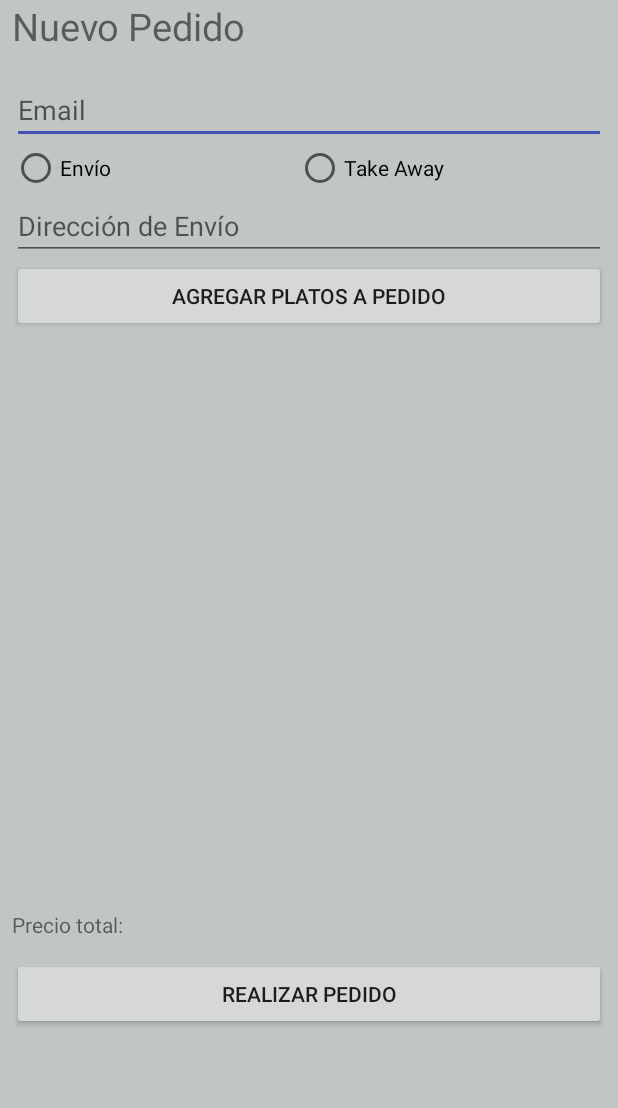
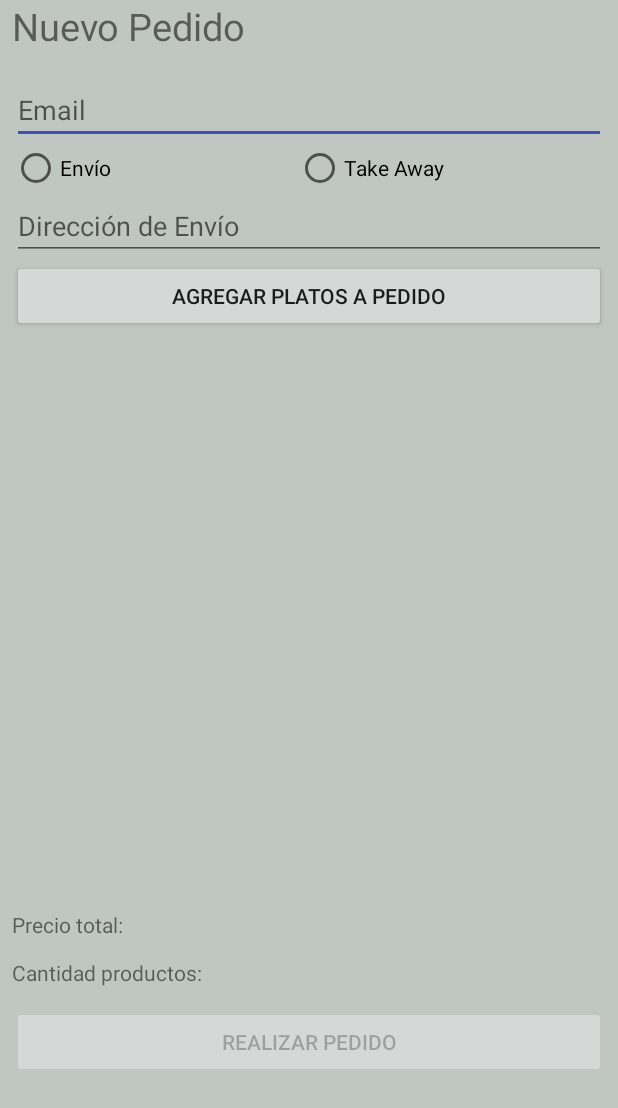
Before and after one commit to AgustinGHunzicker/App01, an Android app: the ActivityPedido screen opened directly, with no data from a screen before it, on a phone screen of 412 x 824 dp. Shown: the top 1108 px of the screen. Run offline under Robolectric (Android 15) with nearby library versions, the phone set to English and light mode, and no system bars.

Commit message:
campos validados en pedido

```diff
--- a/app/src/main/res/layout/activity_pedido.xml
+++ b/app/src/main/res/layout/activity_pedido.xml
@@ -1,5 +1,6 @@
 <?xml version="1.0" encoding="utf-8"?>
 <LinearLayout xmlns:android="http://schemas.android.com/apk/res/android"
+    xmlns:tools="http://schemas.android.com/tools"
     android:layout_width="match_parent"
     android:layout_height="match_parent"
     android:background="@color/colorPrimary"
@@ -78,8 +79,28 @@
 
         <TextView
             android:id="@+id/textTotalPrice"
+            android:layout_width="320dp"
+            android:layout_height="wrap_content" />
+    </LinearLayout>
+
+    <LinearLayout
+        android:layout_width="match_parent"
+        android:layout_height="32dp"
+        android:orientation="horizontal">
+
+        <TextView
+            android:id="@+id/labelCantidadProductos"
             android:layout_width="wrap_content"
-            android:layout_height="wrap_content" />
+            android:layout_height="wrap_content"
+            android:layout_weight="1"
+            android:text="@string/lblcantidadproductos"
+            tools:text="Cantidad productos: " />
+
+        <TextView
+            android:id="@+id/textCantidadProductos"
+            android:layout_width="264dp"
+            android:layout_height="wrap_content"
+            android:layout_weight="1" />
     </LinearLayout>
 
     <Button
--- a/app/src/main/res/values/strings.xml
+++ b/app/src/main/res/values/strings.xml
@@ -72,7 +72,8 @@
     <string name="btnAddPlate">AGREGAR PLATOS A PEDIDO</string>
     <string name="labelTotalPrice">Precio total: </string>
     <string name="textAceptAsk">Realizar Pedido </string>
-    <string name="failedOrder">Debe seleccionar un pedido</string>
+    <string name="failedOrder">Revisar los campos ingresados</string>
     <string name="successfulOrder">Pedido exitoso!</string>
+    <string name="lblcantidadproductos">Cantidad productos: </string>
 
 </resources>
```
Also changed, not shown: app/src/main/java/com/example/myapplication/activity/ActivityPedido.java (+33 -11 lines), app/src/main/res/drawable/sendmeal.png (added).
